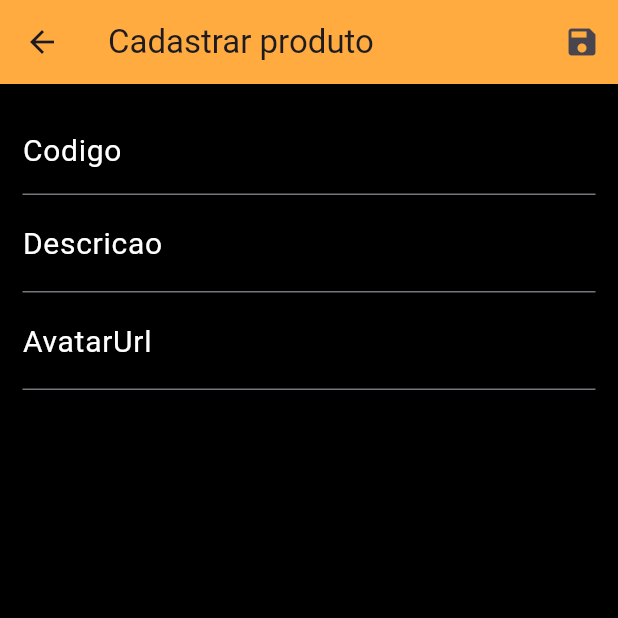
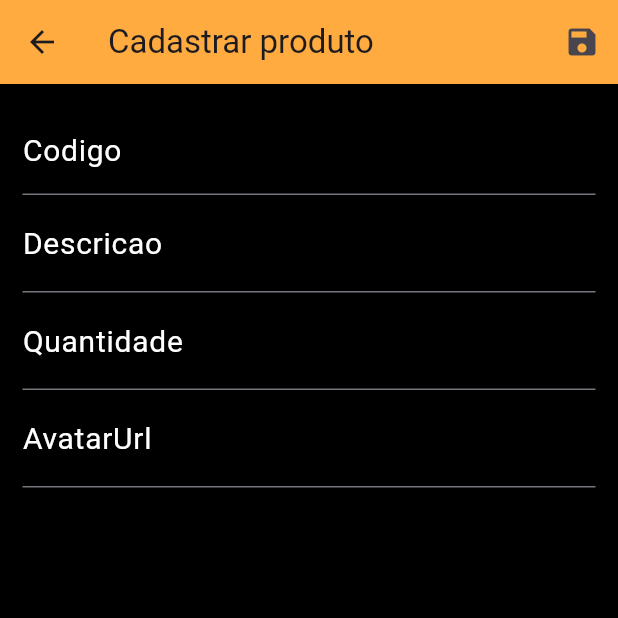
Before and after one commit to MichelSantiago/Misale1, a Flutter app: the UserForm screen opened by its route, on a phone screen of 412 x 824 dp, the top half of it. Run offline on Flutter 3.47's test engine with Material 3 defaults, Android fonts, the phone set to English and light mode, and no system bars; network calls fail.

Commit message:
apresentação de hoje

```diff
--- a/lib/data/dummy_users.dart
+++ b/lib/data/dummy_users.dart
@@ -13,44 +13,57 @@ Map DUMMY_USERS = {
     id: '1',
     codigo: '143060',
     descricao: 'Martelo',
+    quantidade: '5',
     avatarUrl:
-    'assets/imagens/Martelo.png',
-  ),
+    'assets/imagens/Martelo.png',),
+
   '2': const User(
       id: '2',
       codigo: '185991',
       descricao: 'Parafuso',
+      quantidade: '14',
       avatarUrl:
       'assets/imagens/Parafuso.png'),
+
   '3': const User(
       id: '3',
       codigo: '188813',
       descricao: 'Chave Philips',
+      quantidade: '7',
       avatarUrl:
       'assets/imagens/Chave1.png'),
+
   '4': const User(
       id: '4',
       codigo: '185005',
       descricao: 'Alicate',
+      quantidade: '24',
       avatarUrl:
       'assets/imagens/Alicate.png'),
+
   '5': const User(
       id: '4',
       codigo: '184945',
       descricao: 'Arruela',
+      quantidade: '16',
       avatarUrl:
       'assets/imagens/Arruela.png'),
+
   '6': const User(
       id: '4',
       codigo: '158785',
       descricao: 'Broca',
+      quantidade: '21',
       avatarUrl:
       'assets/imagens/Broca.png'),
+
   '7': const User(
       id: '4',
       codigo: '158985',
       descricao: 'cabo de internet',
+      quantidade: '16',
       avatarUrl:
       'assets/imagens/Internet.png'),
 
+
 };
--- a/lib/models/user.dart
+++ b/lib/models/user.dart
@@ -7,6 +7,7 @@ class User {
   final String? id;
   final String? codigo;
   final String? descricao;
+  final String? quantidade;
   final String? avatarUrl;
 
   /*
@@ -19,6 +20,7 @@ class User {
     this.id,
     this.codigo,
     this.descricao,
+    this.quantidade,
     this.avatarUrl,
   });
 }
--- a/lib/provider/users.dart
+++ b/lib/provider/users.dart
@@ -32,6 +32,7 @@ class Users with ChangeNotifier {
             id: user.id,
             codigo: user.codigo,
             descricao: user.descricao,
+            quantidade: user.quantidade,
             avatarUrl: user.avatarUrl,
           ));
     } else {
@@ -43,6 +44,7 @@ class Users with ChangeNotifier {
             id: id,
             codigo: user.codigo,
             descricao: user.descricao,
+            quantidade: user.quantidade,
             avatarUrl: user.avatarUrl,
           ));
     }
--- a/lib/views/user_form.dart
+++ b/lib/views/user_form.dart
@@ -1,3 +1,4 @@
+
 import 'package:misale/models/user.dart';
 import 'package:misale/provider/users.dart';
 import 'package:flutter/material.dart';
@@ -16,6 +17,7 @@ class _UserFormState extends State<UserForm> {
     _formData['id'] = user.id!;
     _formData['codigo'] = user.codigo!;
     _formData['descricao'] = user.descricao!;
+    _formData['Quantidade'] = user.quantidade!;
     _formData['avatarUrl'] = user.avatarUrl!;
 
   }
@@ -53,6 +55,7 @@ class _UserFormState extends State<UserForm> {
                     id: _formData['id'],
                     codigo: _formData['codigo'],
                     descricao: _formData['descricao'],
+                    quantidade: _formData['quantidade'],
                     avatarUrl: _formData['avatarUrl'],
                   ),
                 );
@@ -109,6 +112,23 @@ class _UserFormState extends State<UserForm> {
                   onSaved: (value) => _formData['descricao'] = value!,
 
                 ),
+                TextFormField(
+                  style: TextStyle(
+                      fontSize: 20,
+                      color: Colors.white
+                  ),
+                  initialValue: _formData['quantidade'],
+                  decoration: const InputDecoration(
+                    labelText: "Quantidade",
+                    labelStyle: TextStyle(
+                      color: Colors.white,
+                      fontWeight: FontWeight.w400,
+                      fontSize: 20,
+                    ),
+                  ),
+                  onSaved: (value) => _formData['quantidade'] = value!,
+
+                ),
 
                 TextFormField(
                   style: TextStyle(
```
Also changed, not shown: lib/views/user_login.dart (+17 -21 lines).
